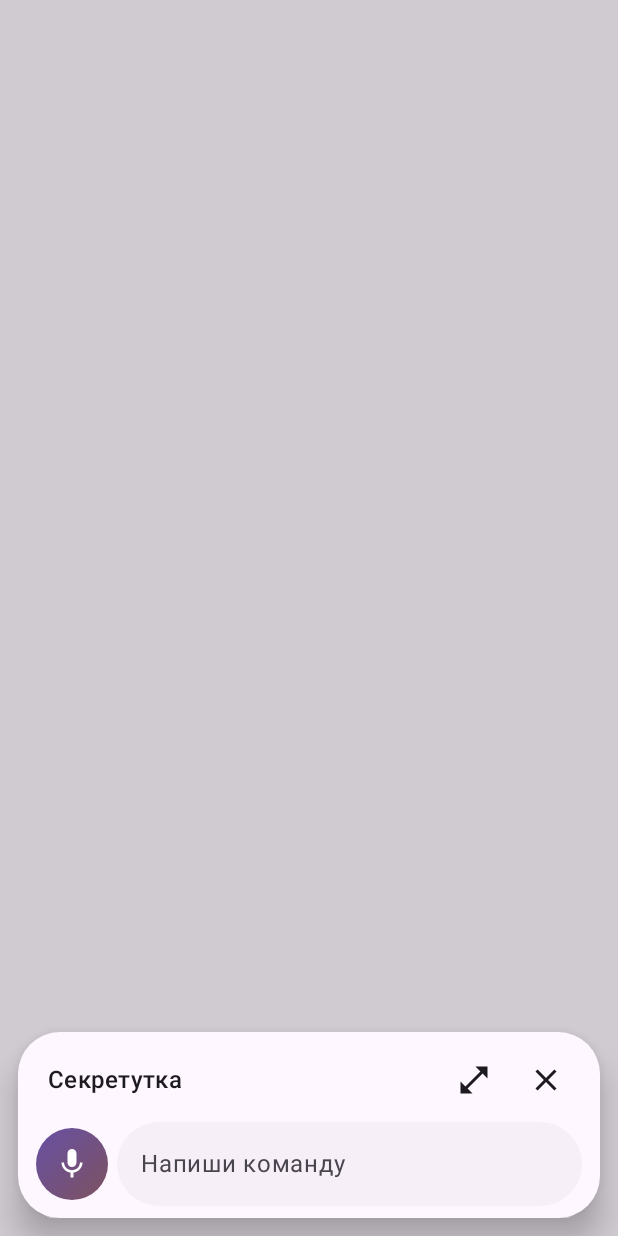
After one commit to Vladimirxgusev/PlayGround, an Android app built with Jetpack Compose: the composable AssistPanel called with empty values, on a phone screen of 412 x 824 dp. The commit adds this screen. Run offline under Robolectric (Android 15) with nearby library versions, the phone set to English and light mode, and no system bars; libraries missing offline, so code that uses them is left out: org.vosk, org.vosk.android.

Commit message:
Open a compact assistant panel from the phone button

```diff
--- /dev/null
+++ b/app/src/main/java/app/pomoshnik/AssistPanel.kt
@@ -0,0 +1,166 @@
+package app.pomoshnik
+
+import androidx.compose.foundation.background
+import androidx.compose.foundation.clickable
+import androidx.compose.foundation.layout.Arrangement
+import androidx.compose.foundation.layout.Box
+import androidx.compose.foundation.layout.Column
+import androidx.compose.foundation.layout.Row
+import androidx.compose.foundation.layout.fillMaxSize
+import androidx.compose.foundation.layout.fillMaxWidth
+import androidx.compose.foundation.layout.heightIn
+import androidx.compose.foundation.layout.imePadding
+import androidx.compose.foundation.layout.padding
+import androidx.compose.foundation.layout.safeDrawingPadding
+import androidx.compose.foundation.layout.size
+import androidx.compose.foundation.layout.widthIn
+import androidx.compose.foundation.rememberScrollState
+import androidx.compose.foundation.shape.CircleShape
+import androidx.compose.foundation.shape.RoundedCornerShape
+import androidx.compose.foundation.text.KeyboardActions
+import androidx.compose.foundation.text.KeyboardOptions
+import androidx.compose.foundation.verticalScroll
+import androidx.compose.material.icons.Icons
+import androidx.compose.material.icons.automirrored.filled.Send
+import androidx.compose.material.icons.filled.Close
+import androidx.compose.material.icons.filled.OpenInFull
+import androidx.compose.material.icons.filled.Mic
+import androidx.compose.material.icons.filled.Stop
+import androidx.compose.material3.CircularProgressIndicator
+import androidx.compose.material3.Icon
+import androidx.compose.material3.IconButton
+import androidx.compose.material3.MaterialTheme
+import androidx.compose.material3.OutlinedTextField
+import androidx.compose.material3.OutlinedTextFieldDefaults
+import androidx.compose.material3.Surface
+import androidx.compose.material3.Text
+import androidx.compose.runtime.Composable
+import androidx.compose.runtime.collectAsState
+import androidx.compose.runtime.getValue
+import androidx.compose.ui.Alignment
+import androidx.compose.ui.Modifier
+import androidx.compose.ui.graphics.Brush
+import androidx.compose.ui.graphics.Color
+import androidx.compose.ui.text.font.FontWeight
+import androidx.compose.ui.text.input.ImeAction
+import androidx.compose.ui.text.style.TextOverflow
+import androidx.compose.ui.unit.dp
+
+@Composable
+internal fun AssistPanel(
+    activity: MainActivity,
+    input: String,
+    onInputChange: (String) -> Unit,
+    onMic: () -> Unit,
+    onSend: (String) -> Unit,
+    onUndo: (Entry) -> Unit,
+    onExpand: () -> Unit,
+    onClose: () -> Unit,
+) {
+    val colors = MaterialTheme.colorScheme
+    val wakeStatus by WakeListeningService.status.collectAsState()
+    val status = when {
+        activity.busy -> "Выполняю…"
+        activity.listening -> activity.partial.ifBlank { "Слушаю…" }
+        else -> wakeStatus.orEmpty()
+    }
+    val canSend = input.isNotBlank() && !activity.busy
+    val send = { if (canSend) onSend(input) }
+
+    Box(Modifier.fillMaxSize(), contentAlignment = Alignment.BottomCenter) {
+        Box(
+            Modifier.fillMaxSize().background(Color.Black.copy(alpha = 0.18f))
+                .clickable(onClickLabel = "Закрыть панель", onClick = onClose),
+        )
+        Box(Modifier.safeDrawingPadding().imePadding().padding(12.dp)) {
+            Surface(
+                modifier = Modifier.widthIn(max = 480.dp).fillMaxWidth(),
+                shape = RoundedCornerShape(28.dp),
+                color = colors.surface,
+                shadowElevation = 12.dp,
+            ) {
+                Column(
+                    Modifier.padding(horizontal = 12.dp, vertical = 8.dp),
+                    verticalArrangement = Arrangement.spacedBy(4.dp),
+                ) {
+                    Row(verticalAlignment = Alignment.CenterVertically) {
+                        Text(
+                            "Секретутка",
+                            modifier = Modifier.weight(1f).padding(start = 8.dp),
+                            style = MaterialTheme.typography.titleMedium,
+                            fontWeight = FontWeight.SemiBold,
+                        )
+                        IconButton(onClick = onExpand) {
+                            Icon(Icons.Filled.OpenInFull, contentDescription = "Открыть на весь экран")
+                        }
+                        IconButton(onClick = onClose) {
+                            Icon(Icons.Filled.Close, contentDescription = "Закрыть")
+                        }
+                    }
+
+                    activity.history.firstOrNull()?.let { entry ->
+                        Column(Modifier.heightIn(max = 132.dp).verticalScroll(rememberScrollState())) {
+                            EntryCard(entry, onUndo)
+                        }
+                    }
+
+                    if (status.isNotBlank()) {
+                        Row(
+                            Modifier.padding(horizontal = 8.dp, vertical = 4.dp),
+                            verticalAlignment = Alignment.CenterVertically,
+                            horizontalArrangement = Arrangement.spacedBy(8.dp),
+                        ) {
+                            if (activity.busy) {
+                                CircularProgressIndicator(Modifier.size(14.dp), strokeWidth = 2.dp)
+                            }
+                            Text(
+                                status,
+                                color = colors.primary,
+                                maxLines = 2,
+                                overflow = TextOverflow.Ellipsis,
+                                style = MaterialTheme.typography.bodyMedium,
+                            )
+                        }
+                    }
+
+                    Row(
+                        verticalAlignment = Alignment.CenterVertically,
+                        horizontalArrangement = Arrangement.spacedBy(6.dp),
+                    ) {
+                        IconButton(
+                            onClick = onMic,
+                            enabled = !activity.busy || activity.listening,
+                            modifier = Modifier.size(48.dp)
+                                .background(Brush.linearGradient(listOf(colors.primary, colors.tertiary)), CircleShape),
+                        ) {
+                            Icon(
+                                if (activity.listening) Icons.Filled.Stop else Icons.Filled.Mic,
+                                contentDescription = if (activity.listening) "Остановить" else "Сказать команду",
+                                tint = colors.onPrimary,
+                            )
+                        }
+                        OutlinedTextField(
+                            value = input,
+                            onValueChange = onInputChange,
+                            modifier = Modifier.weight(1f),
+                            placeholder = { Text("Напиши команду") },
+                            shape = CircleShape,
+                            singleLine = true,
+                            colors = OutlinedTextFieldDefaults.colors(
+                                unfocusedContainerColor = colors.surfaceVariant.copy(alpha = 0.35f),
+                                unfocusedBorderColor = Color.Transparent,
+                            ),
+                            keyboardOptions = KeyboardOptions(imeAction = ImeAction.Send),
+                            keyboardActions = KeyboardActions(onSend = { send() }),
+                        )
+                        if (input.isNotEmpty()) {
+                            IconButton(onClick = send, enabled = canSend) {
+                                Icon(Icons.AutoMirrored.Filled.Send, contentDescription = "Отправить")
+                            }
+                        }
+                    }
+                }
+            }
+        }
+    }
+}
--- a/app/src/main/res/values-night/themes.xml
+++ b/app/src/main/res/values-night/themes.xml
@@ -1,4 +1,10 @@
 <?xml version="1.0" encoding="utf-8"?>
 <resources>
     <style name="Theme.Pomoshnik" parent="android:Theme.Material.NoActionBar" />
+    <style name="Theme.Pomoshnik.AssistPanel" parent="Theme.Pomoshnik">
+        <item name="android:windowIsTranslucent">true</item>
+        <item name="android:windowBackground">@android:color/transparent</item>
+        <item name="android:windowDisablePreview">true</item>
+        <item name="android:backgroundDimEnabled">false</item>
+    </style>
 </resources>
--- a/app/src/main/res/values/themes.xml
+++ b/app/src/main/res/values/themes.xml
@@ -1,4 +1,10 @@
 <?xml version="1.0" encoding="utf-8"?>
 <resources>
     <style name="Theme.Pomoshnik" parent="android:Theme.Material.Light.NoActionBar" />
+    <style name="Theme.Pomoshnik.AssistPanel" parent="Theme.Pomoshnik">
+        <item name="android:windowIsTranslucent">true</item>
+        <item name="android:windowBackground">@android:color/transparent</item>
+        <item name="android:windowDisablePreview">true</item>
+        <item name="android:backgroundDimEnabled">false</item>
+    </style>
 </resources>
--- a/app/src/main/res/xml/shortcuts.xml
+++ b/app/src/main/res/xml/shortcuts.xml
@@ -8,7 +8,7 @@
         android:shortcutShortLabel="@string/shortcut_listen_short">
         <intent
             android:action="app.pomoshnik.LISTEN"
-            android:targetClass="app.pomoshnik.MainActivity"
+            android:targetClass="app.pomoshnik.AssistPanelActivity"
             android:targetPackage="app.pomoshnik" />
     </shortcut>
 </shortcuts>
```
Also changed, not shown: app/src/main/AndroidManifest.xml (+12 -3 lines), app/src/main/java/app/pomoshnik/MainActivity.kt (+87 -14 lines), app/src/main/java/app/pomoshnik/Ui.kt (+6 -20 lines).
